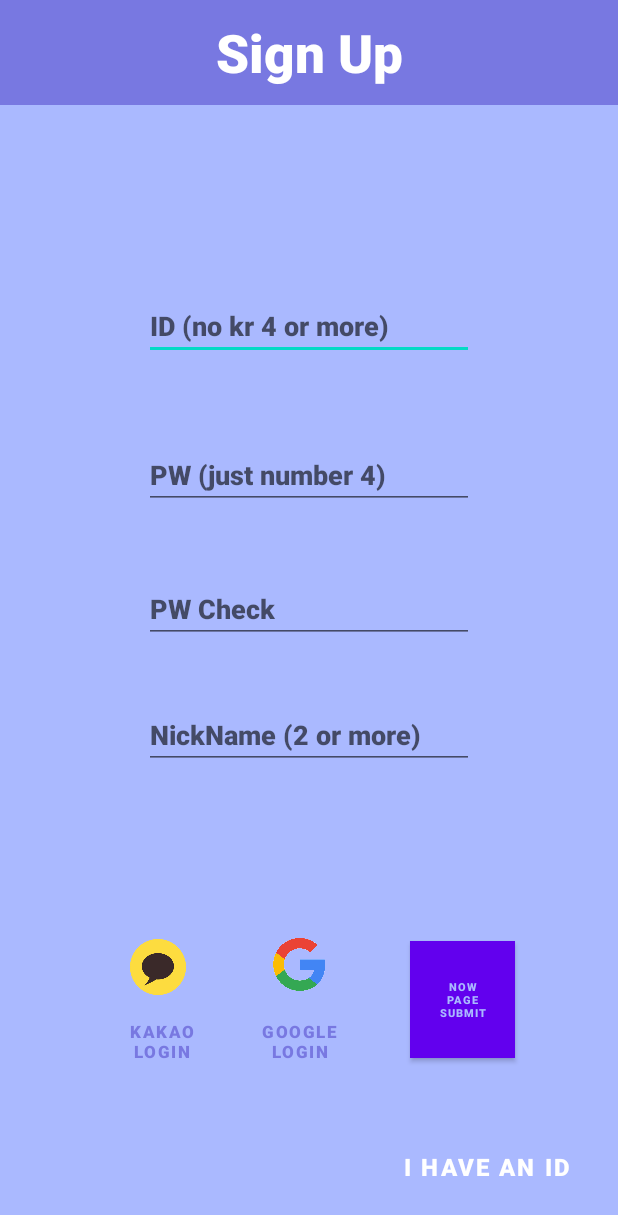
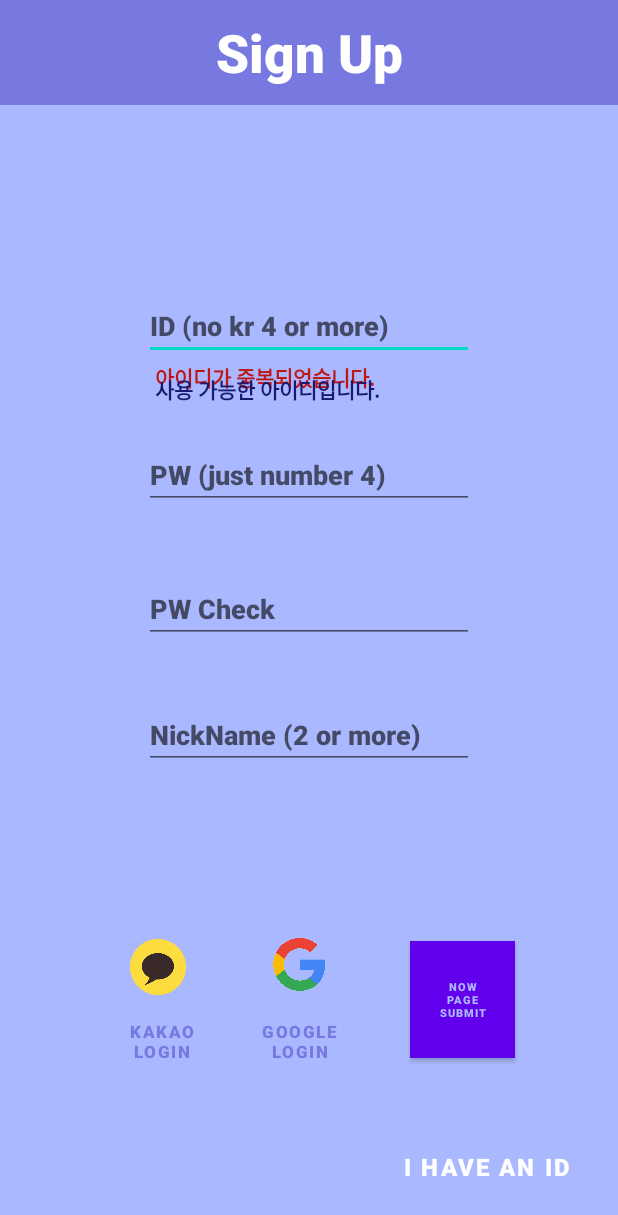
Before and after one commit to haseomg/PlayList, an Android app: the screen it shows after launch (SignUp), on a phone screen of 412 x 824 dp. Shown: the top 1215 px of the screen. Run offline under Robolectric (Android 15) with nearby library versions, the phone set to English and light mode, and no system bars; libraries missing offline, so code that uses them is left out: com.kakao.sdk; 1 statement that could not run was skipped.

Commit message:
UI Change *sign up - Duplication Check TextView Add

```diff
--- a/app/src/main/res/layout/activity_sign_up.xml
+++ b/app/src/main/res/layout/activity_sign_up.xml
@@ -46,6 +46,34 @@
         app:layout_constraintStart_toStartOf="parent"
         app:layout_constraintTop_toTopOf="parent"
         app:layout_constraintVertical_bias="0.25" />
+
+    <TextView
+        android:id="@+id/idDuNoTextView"
+        android:layout_width="wrap_content"
+        android:layout_height="wrap_content"
+        android:fontFamily="sans-serif-black"
+        android:text="아이디가 중복되었습니다."
+        android:textColor="#C01515"
+        app:layout_constraintBottom_toBottomOf="parent"
+        app:layout_constraintEnd_toEndOf="parent"
+        app:layout_constraintHorizontal_bias="0.39"
+        app:layout_constraintStart_toStartOf="parent"
+        app:layout_constraintTop_toTopOf="parent"
+        app:layout_constraintVertical_bias="0.3" />
+
+    <TextView
+        android:id="@+id/idDuOkTextView"
+        android:layout_width="wrap_content"
+        android:layout_height="wrap_content"
+        android:fontFamily="sans-serif-black"
+        android:text="사용 가능한 아이디입니다."
+        android:textColor="#191970"
+        app:layout_constraintBottom_toBottomOf="parent"
+        app:layout_constraintEnd_toEndOf="parent"
+        app:layout_constraintHorizontal_bias="0.395"
+        app:layout_constraintStart_toStartOf="parent"
+        app:layout_constraintTop_toTopOf="@+id/signUpLogoLayout"
+        app:layout_constraintVertical_bias="0.31" />
 
     <EditText
         android:id="@+id/signUpPwEditText"
@@ -101,7 +129,7 @@
         android:textColor="#C01515"
         app:layout_constraintBottom_toBottomOf="parent"
         app:layout_constraintEnd_toEndOf="parent"
-        app:layout_constraintHorizontal_bias="0.45"
+        app:layout_constraintHorizontal_bias="0.448"
         app:layout_constraintStart_toStartOf="parent"
         app:layout_constraintTop_toBottomOf="@+id/signUpPwCheckEditText"
         app:layout_constraintVertical_bias="0.0" />
--- a/app/src/main/res/layout/activity_upload.xml
+++ b/app/src/main/res/layout/activity_upload.xml
@@ -52,11 +52,13 @@
 
     </androidx.constraintlayout.widget.ConstraintLayout>
 
-    <EditText
+    <TextView
+        android:id="@+id/selectedAudioTextView"
         android:layout_width="200dp"
         android:layout_height="wrap_content"
         android:fontFamily="sans-serif-black"
-        android:hint="Find my music"
+        android:hint="Find my music not yet"
+        android:textColor="@color/black"
         app:layout_constraintBottom_toBottomOf="parent"
         app:layout_constraintEnd_toEndOf="parent"
         app:layout_constraintHorizontal_bias="0.22"
@@ -115,10 +117,10 @@
         android:textSize="12sp"
         app:layout_constraintBottom_toBottomOf="parent"
         app:layout_constraintEnd_toStartOf="@+id/previewButton"
-        app:layout_constraintHorizontal_bias="0.84"
+        app:layout_constraintHorizontal_bias="0.86"
         app:layout_constraintStart_toStartOf="parent"
         app:layout_constraintTop_toTopOf="parent"
-        app:layout_constraintVertical_bias="0.6" />
+        app:layout_constraintVertical_bias="0.62" />
 
     <Button
         android:id="@+id/uploadButton"
```
